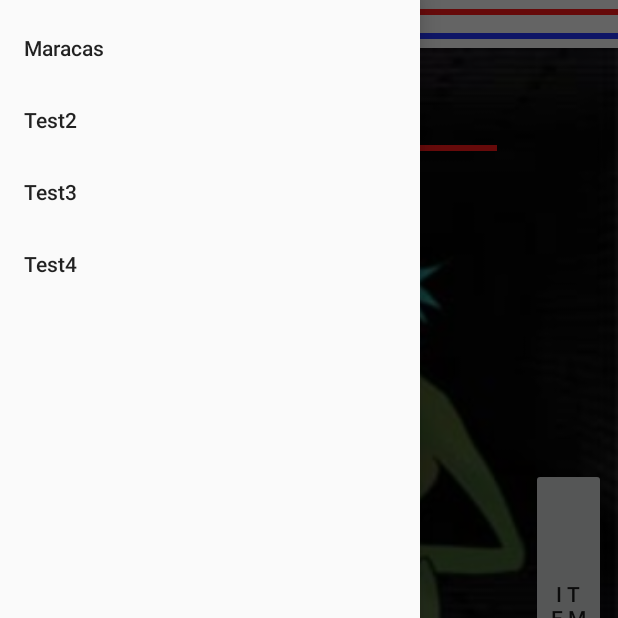
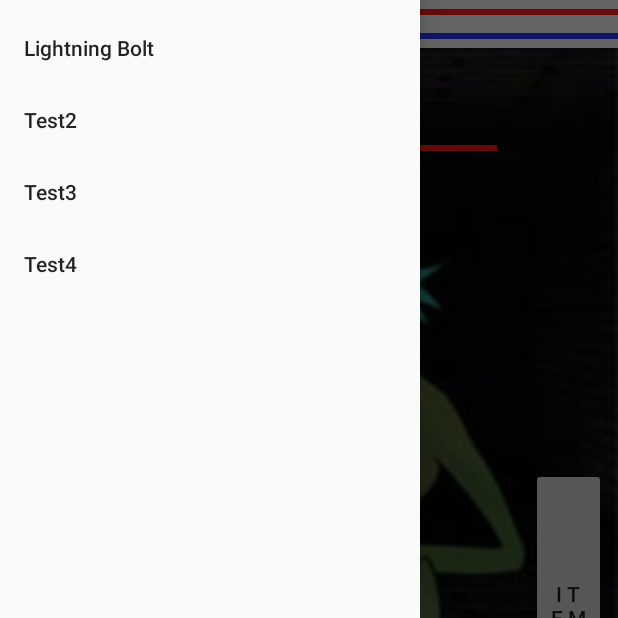
Before and after one commit to dallaires11/AndroidWithFriends, an Android app: the Combat screen opened directly, with no data from a screen before it, with the side drawer open, on a phone screen of 412 x 824 dp, the top half of it. Run offline under Robolectric (Android 15) with nearby library versions, the phone set to English and light mode, and no system bars.

Commit message:
Mis les noms des spells dans le string.xml

```diff
--- a/AndroSIM/app/src/main/res/menu/drawer_left.xml
+++ b/AndroSIM/app/src/main/res/menu/drawer_left.xml
@@ -3,15 +3,15 @@
     <group android:checkableBehavior="single">
         <item
             android:id="@+id/spell1"
-            android:title="Maracas" />
+            android:title="@string/spell1_name" />
         <item
             android:id="@+id/spell2"
-            android:title="Test2" />
+            android:title="@string/spell2_name" />
         <item
             android:id="@+id/spell3"
-            android:title="Test3" />
+            android:title="@string/spell3_name" />
         <item
             android:id="@+id/spell4"
-            android:title="Test4" />
+            android:title="@string/spell4_name" />
     </group>
 </menu>
--- a/AndroSIM/app/src/main/res/values/strings.xml
+++ b/AndroSIM/app/src/main/res/values/strings.xml
@@ -16,5 +16,9 @@
     <string name="go_straight">Go straight</string>
     <string name="go_right">Go right</string>
     <string name="infoMiniGame">Shake your phone!</string>
+    <string name="spell1_name">Lightning Bolt</string>
+    <string name="spell2_name">Test2</string>
+    <string name="spell3_name">Test3</string>
+    <string name="spell4_name">Test4</string>
 
 </resources>
```
